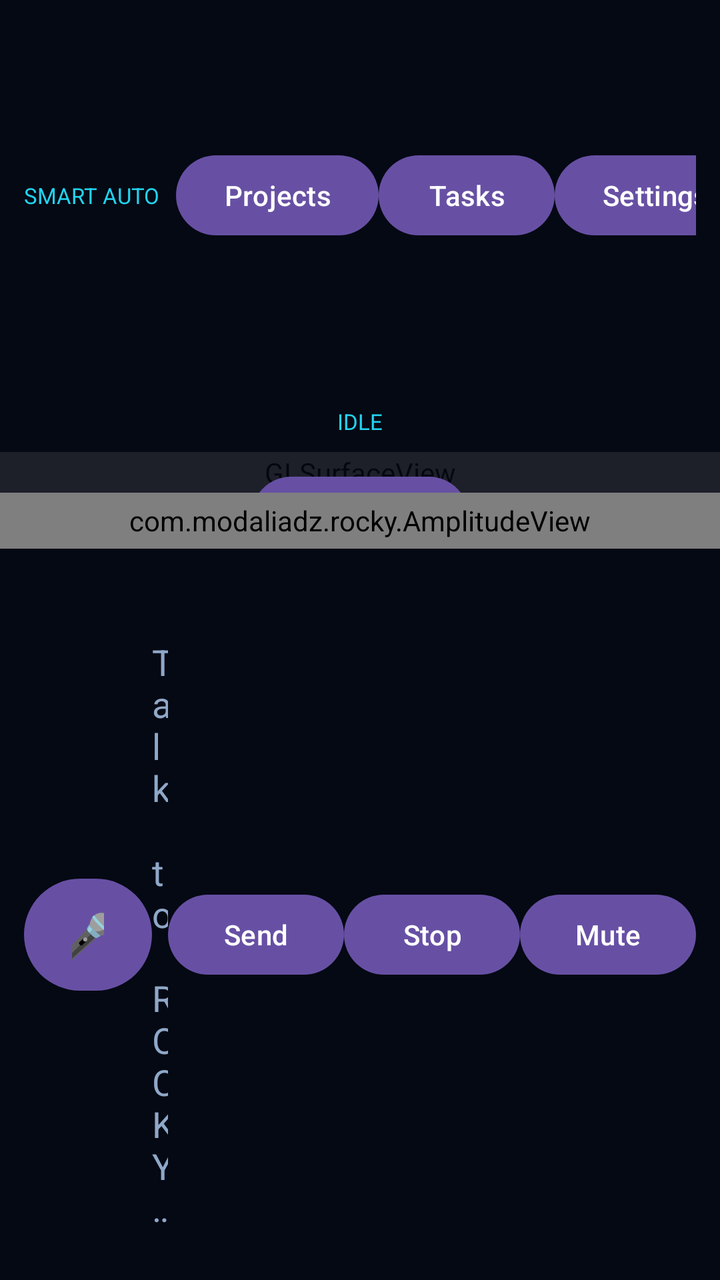
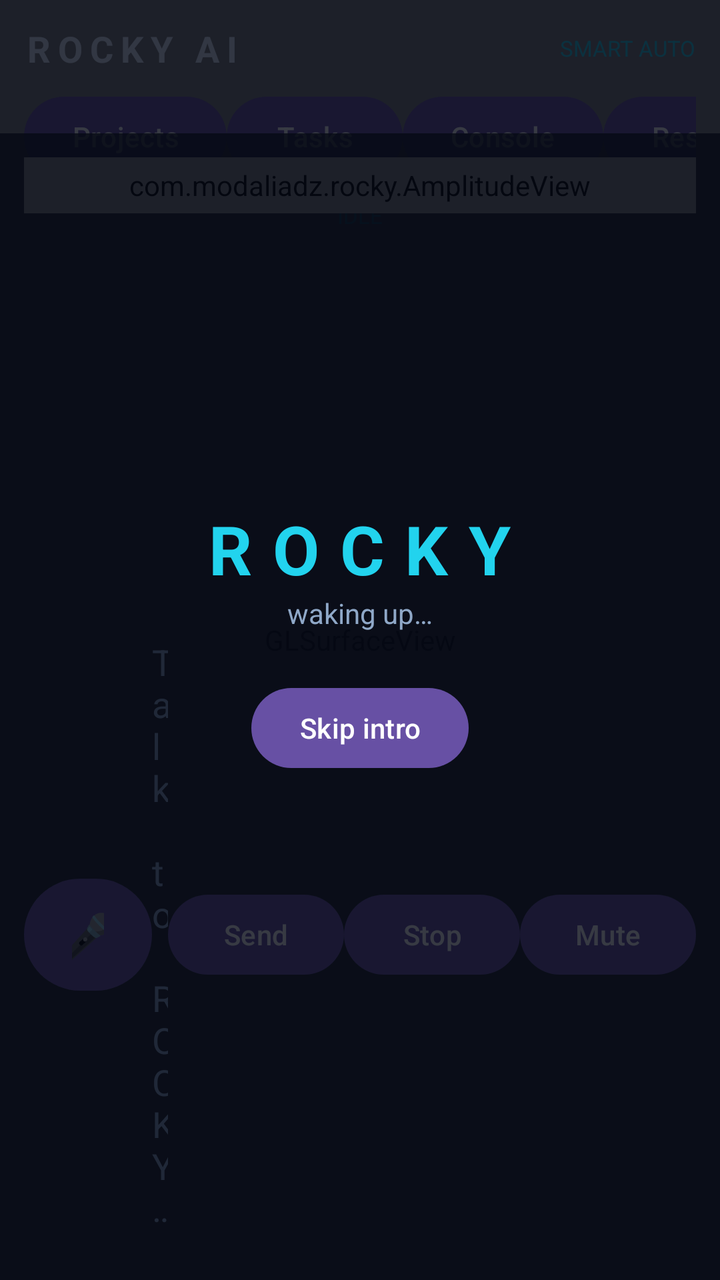

Compare the two renders of this Android layout. The source of the first and the diff that turns it into the second are given below.
<!-- AndroidManifest.xml: activity theme Theme.Rocky.Splash -->
<!-- res/layout/activity_main.xml -->
<?xml version="1.0" encoding="utf-8"?>
<LinearLayout xmlns:android="http://schemas.android.com/apk/res/android"
    android:id="@+id/root"
    android:layout_width="match_parent"
    android:layout_height="match_parent"
    android:orientation="vertical"
    android:background="@color/rocky_bg">

    <LinearLayout
        android:layout_width="match_parent"
        android:layout_height="wrap_content"
        android:orientation="horizontal"
        android:padding="12dp"
        android:gravity="center_vertical">
        <TextView
            android:layout_width="0dp"
            android:layout_weight="1"
            android:layout_height="wrap_content"
            android:text="ROCKY AI"
            android:textColor="@color/rocky_text"
            android:textSize="18sp"
            android:textStyle="bold"
            android:letterSpacing="0.2" />
        <TextView
            android:id="@+id/modeLabel"
            android:layout_width="wrap_content"
            android:layout_height="wrap_content"
            android:text="SMART AUTO"
            android:textColor="@color/rocky_cyan"
            android:textSize="11sp"
            android:paddingEnd="8dp" />
        <Button
            android:id="@+id/projectsButton"
            android:layout_width="wrap_content"
            android:layout_height="48dp"
            android:text="Projects" />
        <Button
            android:id="@+id/tasksButton"
            android:layout_width="wrap_content"
            android:layout_height="48dp"
            android:text="Tasks"
            android:contentDescription="@string/tasks_desc" />
        <Button
            android:id="@+id/settingsButton"
            android:layout_width="wrap_content"
            android:layout_height="48dp"
            android:text="Settings"
            android:contentDescription="@string/settings_desc" />
    </LinearLayout>

    <TextView
        android:id="@+id/statusPill"
        android:layout_width="wrap_content"
        android:layout_height="wrap_content"
        android:layout_gravity="center_horizontal"
        android:text="@string/status_idle"
        android:textColor="@color/rocky_cyan"
        android:textSize="11sp"
        android:padding="8dp" />

    <FrameLayout
        android:layout_width="match_parent"
        android:layout_height="0dp"
        android:layout_weight="1">
        <android.opengl.GLSurfaceView
            android:id="@+id/glView"
            android:layout_width="match_parent"
            android:layout_height="match_parent" />
        <LinearLayout
            android:id="@+id/introOverlay"
            android:layout_width="match_parent"
            android:layout_height="match_parent"
            android:orientation="vertical"
            android:gravity="center"
            android:background="#CC050914">
            <TextView
                android:layout_width="wrap_content"
                android:layout_height="wrap_content"
                android:text="ROCKY"
                android:textColor="@color/rocky_cyan"
                android:textSize="34sp"
                android:textStyle="bold"
                android:letterSpacing="0.3" />
            <TextView
                android:layout_width="wrap_content"
                android:layout_height="wrap_content"
                android:text="waking up…"
                android:textColor="@color/rocky_dim"
                android:textSize="14sp" />
            <Button
                android:id="@+id/skipIntroButton"
                android:layout_width="wrap_content"
                android:layout_height="48dp"
                android:layout_marginTop="24dp"
                android:text="@string/intro_skip"
                android:contentDescription="@string/intro_skip" />
        </LinearLayout>
    </FrameLayout>

    <com.modaliadz.rocky.AmplitudeView
        android:id="@+id/amplitudeView"
        android:layout_width="match_parent"
        android:layout_height="28dp" />

    <TextView
        android:id="@+id/noticeText"
        android:layout_width="match_parent"
        android:layout_height="wrap_content"
        android:visibility="gone"
        android:textColor="@color/rocky_warn"
        android:textSize="13sp"
        android:padding="10dp" />

    <androidx.recyclerview.widget.RecyclerView
        android:id="@+id/chatList"
        android:layout_width="match_parent"
        android:layout_height="0dp"
        android:layout_weight="1"
        android:padding="12dp" />

    <LinearLayout
        android:id="@+id/tasksPanel"
        android:layout_width="match_parent"
        android:layout_height="wrap_content"
        android:orientation="vertical"
        android:visibility="gone"
        android:background="@color/rocky_panel"
        android:padding="12dp">
        <TextView
            android:layout_width="wrap_content"
            android:layout_height="wrap_content"
            android:text="Tasks — Plan, Execute, Verify, Report"
            android:textColor="@color/rocky_text"
            android:textStyle="bold" />
        <EditText
            android:id="@+id/taskInput"
            android:layout_width="match_parent"
            android:layout_height="wrap_content"
            android:hint="e.g. create note hello.txt with: Hello ROCKY, or research: Algiers"
            android:textColor="@color/rocky_text"
            android:textColorHint="@color/rocky_dim" />
        <Button
            android:id="@+id/runTaskButton"
            android:layout_width="wrap_content"
            android:layout_height="48dp"
            android:text="Plan and run" />
        <androidx.recyclerview.widget.RecyclerView
            android:id="@+id/taskList"
            android:layout_width="match_parent"
            android:layout_height="200dp" />
    </LinearLayout>

    <LinearLayout
        android:layout_width="match_parent"
        android:layout_height="wrap_content"
        android:orientation="horizontal"
        android:padding="12dp"
        android:gravity="center_vertical">
        <Button
            android:id="@+id/micButton"
            android:layout_width="64dp"
            android:layout_height="64dp"
            android:text="🎤"
            android:textSize="22sp"
            android:contentDescription="@string/mic_desc" />
        <EditText
            android:id="@+id/inputText"
            android:layout_width="0dp"
            android:layout_weight="1"
            android:layout_height="wrap_content"
            android:hint="@string/hint_input"
            android:textColor="@color/rocky_text"
            android:textColorHint="@color/rocky_dim"
            android:padding="12dp" />
        <Button
            android:id="@+id/sendButton"
            android:layout_width="wrap_content"
            android:layout_height="48dp"
            android:text="Send"
            android:contentDescription="@string/send_desc" />
        <Button
            android:id="@+id/stopButton"
            android:layout_width="wrap_content"
            android:layout_height="48dp"
            android:text="Stop"
            android:contentDescription="@string/stop_desc" />
        <Button
            android:id="@+id/muteButton"
            android:layout_width="wrap_content"
            android:layout_height="48dp"
            android:text="Mute" />
    </LinearLayout>
</LinearLayout>
<!-- resources referenced by this layout -->
<resources>
  <color name="rocky_bg">#050914</color>
  <color name="rocky_cyan">#22D3EE</color>
  <color name="rocky_dim">#8FA8C8</color>
  <color name="rocky_panel">#0E1A2E</color>
  <color name="rocky_text">#E6F1FF</color>
  <color name="rocky_warn">#FBBF24</color>
  <string name="hint_input">Talk to ROCKY…</string>
  <string name="intro_skip">Skip intro</string>
  <string name="mic_desc">Microphone: tap to listen</string>
  <string name="send_desc">Send message</string>
  <string name="settings_desc">Open settings</string>
  <string name="status_idle">IDLE</string>
  <string name="stop_desc">Stop speaking and listening</string>
  <string name="tasks_desc">Open tasks</string>
  <style name="Theme.Rocky.Splash" parent="Theme.Material3.DayNight.NoActionBar">
          <item name="android:windowBackground">@drawable/splash_background</item>
          <item name="android:windowNoTitle">true</item>
      </style>
  <!-- drawable splash_background (drawable) -->
  <?xml version="1.0" encoding="utf-8"?>
  <layer-list xmlns:android="http://schemas.android.com/apk/res/android">
      <item android:drawable="@color/ic_launcher_background" />
      <item
          android:drawable="@mipmap/ic_launcher_foreground"
          android:gravity="center"
          android:width="288dp"
          android:height="288dp" />
  </layer-list>
  <color name="ic_launcher_background">#0A1930</color>
</resources>

<!-- the commit's change to res/layout/activity_main.xml (unified diff, before → after) -->
@@ -1,193 +1,233 @@
 <?xml version="1.0" encoding="utf-8"?>
-<LinearLayout xmlns:android="http://schemas.android.com/apk/res/android"
+<FrameLayout xmlns:android="http://schemas.android.com/apk/res/android"
     android:id="@+id/root"
     android:layout_width="match_parent"
     android:layout_height="match_parent"
-    android:orientation="vertical"
     android:background="@color/rocky_bg">
 
+    <android.opengl.GLSurfaceView
+        android:id="@+id/glView"
+        android:layout_width="match_parent"
+        android:layout_height="match_parent" />
+
+    
     <LinearLayout
         android:layout_width="match_parent"
         android:layout_height="wrap_content"
-        android:orientation="horizontal"
-        android:padding="12dp"
-        android:gravity="center_vertical">
-        <TextView
-            android:layout_width="0dp"
-            android:layout_weight="1"
-            android:layout_height="wrap_content"
-            android:text="ROCKY AI"
-            android:textColor="@color/rocky_text"
-            android:textSize="18sp"
-            android:textStyle="bold"
-            android:letterSpacing="0.2" />
-        <TextView
-            android:id="@+id/modeLabel"
-            android:layout_width="wrap_content"
-            android:layout_height="wrap_content"
-            android:text="SMART AUTO"
+        android:orientation="vertical"
+        android:padding="12dp">
+
+        <LinearLayout
+            android:layout_width="match_parent"
+            android:layout_height="wrap_content"
+            android:orientation="horizontal"
+            android:gravity="center_vertical">
+            <TextView
+                android:layout_width="0dp"
+                android:layout_weight="1"
+                android:layout_height="wrap_content"
+                android:text="ROCKY AI"
+                android:textColor="@color/rocky_text"
+                android:textSize="18sp"
+                android:textStyle="bold"
+                android:letterSpacing="0.2" />
+            <TextView
+                android:id="@+id/modeLabel"
+                android:layout_width="wrap_content"
+                android:layout_height="wrap_content"
+                android:text="SMART AUTO"
+                android:textColor="@color/rocky_cyan"
+                android:textSize="11sp" />
+        </LinearLayout>
+
+        <HorizontalScrollView
+            android:layout_width="match_parent"
+            android:layout_height="wrap_content"
+            android:scrollbars="none"
+            android:layout_marginTop="8dp">
+            <LinearLayout
+                android:layout_width="wrap_content"
+                android:layout_height="wrap_content"
+                android:orientation="horizontal">
+                <Button
+                    android:id="@+id/projectsButton"
+                    android:layout_width="wrap_content"
+                    android:layout_height="48dp"
+                    android:text="Projects" />
+                <Button
+                    android:id="@+id/tasksButton"
+                    android:layout_width="wrap_content"
+                    android:layout_height="48dp"
+                    android:text="Tasks"
+                    android:contentDescription="@string/tasks_desc" />
+                <Button
+                    android:id="@+id/consoleButton"
+                    android:layout_width="wrap_content"
+                    android:layout_height="48dp"
+                    android:text="Console" />
+                <Button
+                    android:id="@+id/researchButton"
+                    android:layout_width="wrap_content"
+                    android:layout_height="48dp"
+                    android:text="Research" />
+                <Button
+                    android:id="@+id/settingsButton"
+                    android:layout_width="wrap_content"
+                    android:layout_height="48dp"
+                    android:text="Settings"
+                    android:contentDescription="@string/settings_desc" />
+            </LinearLayout>
+        </HorizontalScrollView>
+
+        <TextView
+            android:id="@+id/statusPill"
+            android:layout_width="wrap_content"
+            android:layout_height="wrap_content"
+            android:layout_gravity="center_horizontal"
+            android:text="@string/status_idle"
             android:textColor="@color/rocky_cyan"
             android:textSize="11sp"
-            android:paddingEnd="8dp" />
+            android:padding="8dp" />
+
+        <TextView
+            android:id="@+id/healthText"
+            android:layout_width="wrap_content"
+            android:layout_height="wrap_content"
+            android:layout_gravity="center_horizontal"
+            android:textColor="@color/rocky_dim"
+            android:textSize="11sp" />
+    </LinearLayout>
+
+    
+    <LinearLayout
+        android:layout_width="match_parent"
+        android:layout_height="wrap_content"
+        android:layout_gravity="bottom"
+        android:orientation="vertical"
+        android:background="#CC050914"
+        android:padding="12dp">
+
+        <com.modaliadz.rocky.AmplitudeView
+            android:id="@+id/amplitudeView"
+            android:layout_width="match_parent"
+            android:layout_height="28dp" />
+
+        <TextView
+            android:id="@+id/noticeText"
+            android:layout_width="match_parent"
+            android:layout_height="wrap_content"
+            android:visibility="gone"
+            android:textColor="@color/rocky_warn"
+            android:textSize="13sp"
+            android:padding="10dp" />
+
+        <androidx.recyclerview.widget.RecyclerView
+            android:id="@+id/chatList"
+            android:layout_width="match_parent"
+            android:layout_height="200dp"
+            android:padding="4dp" />
+
+        <LinearLayout
+            android:id="@+id/tasksPanel"
+            android:layout_width="match_parent"
+            android:layout_height="wrap_content"
+            android:orientation="vertical"
+            android:visibility="gone"
+            android:background="@color/rocky_panel"
+            android:padding="12dp">
+            <TextView
+                android:layout_width="wrap_content"
+                android:layout_height="wrap_content"
+                android:text="Tasks — Plan, Execute, Verify, Report"
+                android:textColor="@color/rocky_text"
+                android:textStyle="bold" />
+            <EditText
+                android:id="@+id/taskInput"
+                android:layout_width="match_parent"
+                android:layout_height="wrap_content"
+                android:hint="e.g. create note hello.txt with: Hello ROCKY, or research: Algiers"
+                android:textColor="@color/rocky_text"
+                android:textColorHint="@color/rocky_dim" />
+            <Button
+                android:id="@+id/runTaskButton"
+                android:layout_width="wrap_content"
+                android:layout_height="48dp"
+                android:text="Plan and run" />
+            <androidx.recyclerview.widget.RecyclerView
+                android:id="@+id/taskList"
+                android:layout_width="match_parent"
+                android:layout_height="200dp" />
+        </LinearLayout>
+
+        <LinearLayout
+            android:layout_width="match_parent"
+            android:layout_height="wrap_content"
+            android:orientation="horizontal"
+            android:gravity="center_vertical">
+            <Button
+                android:id="@+id/micButton"
+                android:layout_width="64dp"
+                android:layout_height="64dp"
+                android:text="🎤"
+                android:textSize="22sp"
+                android:contentDescription="@string/mic_desc" />
+            <EditText
+                android:id="@+id/inputText"
+                android:layout_width="0dp"
+                android:layout_weight="1"
+                android:layout_height="wrap_content"
+                android:hint="@string/hint_input"
+                android:textColor="@color/rocky_text"
+                android:textColorHint="@color/rocky_dim"
+                android:padding="12dp" />
+            <Button
+                android:id="@+id/sendButton"
+                android:layout_width="wrap_content"
+                android:layout_height="48dp"
+                android:text="Send"
+                android:contentDescription="@string/send_desc" />
+            <Button
+                android:id="@+id/stopButton"
+                android:layout_width="wrap_content"
+                android:layout_height="48dp"
+                android:text="Stop"
+                android:contentDescription="@string/stop_desc" />
+            <Button
+                android:id="@+id/muteButton"
+                android:layout_width="wrap_content"
+                android:layout_height="48dp"
+                android:text="Mute" />
+        </LinearLayout>
+    </LinearLayout>
+
+    
+    <LinearLayout
+        android:id="@+id/introOverlay"
+        android:layout_width="match_parent"
+        android:layout_height="match_parent"
+        android:orientation="vertical"
+        android:gravity="center"
+        android:background="#CC050914">
+        <TextView
+            android:layout_width="wrap_content"
+            android:layout_height="wrap_content"
+            android:text="ROCKY"
+            android:textColor="@color/rocky_cyan"
+            android:textSize="34sp"
+            android:textStyle="bold"
+            android:letterSpacing="0.3" />
+        <TextView
+            android:layout_width="wrap_content"
+            android:layout_height="wrap_content"
+            android:text="waking up…"
+            android:textColor="@color/rocky_dim"
+            android:textSize="14sp" />
         <Button
-            android:id="@+id/projectsButton"
+            android:id="@+id/skipIntroButton"
             android:layout_width="wrap_content"
             android:layout_height="48dp"
-            android:text="Projects" />
-        <Button
-            android:id="@+id/tasksButton"
-            android:layout_width="wrap_content"
-            android:layout_height="48dp"
-            android:text="Tasks"
-            android:contentDescription="@string/tasks_desc" />
-        <Button
-            android:id="@+id/settingsButton"
-            android:layout_width="wrap_content"
-            android:layout_height="48dp"
-            android:text="Settings"
-            android:contentDescription="@string/settings_desc" />
+            android:layout_marginTop="24dp"
+            android:text="@string/intro_skip"
+            android:contentDescription="@string/intro_skip" />
     </LinearLayout>
-
-    <TextView
-        android:id="@+id/statusPill"
-        android:layout_width="wrap_content"
-        android:layout_height="wrap_content"
-        android:layout_gravity="center_horizontal"
-        android:text="@string/status_idle"
-        android:textColor="@color/rocky_cyan"
-        android:textSize="11sp"
-        android:padding="8dp" />
-
-    <FrameLayout
-        android:layout_width="match_parent"
-        android:layout_height="0dp"
-        android:layout_weight="1">
-        <android.opengl.GLSurfaceView
-            android:id="@+id/glView"
-            android:layout_width="match_parent"
-            android:layout_height="match_parent" />
-        <LinearLayout
-            android:id="@+id/introOverlay"
-            android:layout_width="match_parent"
-            android:layout_height="match_parent"
-            android:orientation="vertical"
-            android:gravity="center"
-            android:background="#CC050914">
-            <TextView
-                android:layout_width="wrap_content"
-                android:layout_height="wrap_content"
-                android:text="ROCKY"
-                android:textColor="@color/rocky_cyan"
-                android:textSize="34sp"
-                android:textStyle="bold"
-                android:letterSpacing="0.3" />
-            <TextView
-                android:layout_width="wrap_content"
-                android:layout_height="wrap_content"
-                android:text="waking up…"
-                android:textColor="@color/rocky_dim"
-                android:textSize="14sp" />
-            <Button
-                android:id="@+id/skipIntroButton"
-                android:layout_width="wrap_content"
-                android:layout_height="48dp"
-                android:layout_marginTop="24dp"
-                android:text="@string/intro_skip"
-                android:contentDescription="@string/intro_skip" />
-        </LinearLayout>
-    </FrameLayout>
-
-    <com.modaliadz.rocky.AmplitudeView
-        android:id="@+id/amplitudeView"
-        android:layout_width="match_parent"
-        android:layout_height="28dp" />
-
-    <TextView
-        android:id="@+id/noticeText"
-        android:layout_width="match_parent"
-        android:layout_height="wrap_content"
-        android:visibility="gone"
-        android:textColor="@color/rocky_warn"
-        android:textSize="13sp"
-        android:padding="10dp" />
-
-    <androidx.recyclerview.widget.RecyclerView
-        android:id="@+id/chatList"
-        android:layout_width="match_parent"
-        android:layout_height="0dp"
-        android:layout_weight="1"
-        android:padding="12dp" />
-
-    <LinearLayout
-        android:id="@+id/tasksPanel"
-        android:layout_width="match_parent"
-        android:layout_height="wrap_content"
-        android:orientation="vertical"
-        android:visibility="gone"
-        android:background="@color/rocky_panel"
-        android:padding="12dp">
-        <TextView
-            android:layout_width="wrap_content"
-            android:layout_height="wrap_content"
-            android:text="Tasks — Plan, Execute, Verify, Report"
-            android:textColor="@color/rocky_text"
-            android:textStyle="bold" />
-        <EditText
-            android:id="@+id/taskInput"
-            android:layout_width="match_parent"
-            android:layout_height="wrap_content"
-            android:hint="e.g. create note hello.txt with: Hello ROCKY, or research: Algiers"
-            android:textColor="@color/rocky_text"
-            android:textColorHint="@color/rocky_dim" />
-        <Button
-            android:id="@+id/runTaskButton"
-            android:layout_width="wrap_content"
-            android:layout_height="48dp"
-            android:text="Plan and run" />
-        <androidx.recyclerview.widget.RecyclerView
-            android:id="@+id/taskList"
-            android:layout_width="match_parent"
-            android:layout_height="200dp" />
-    </LinearLayout>
-
-    <LinearLayout
-        android:layout_width="match_parent"
-        android:layout_height="wrap_content"
-        android:orientation="horizontal"
-        android:padding="12dp"
-        android:gravity="center_vertical">
-        <Button
-            android:id="@+id/micButton"
-            android:layout_width="64dp"
-            android:layout_height="64dp"
-            android:text="🎤"
-            android:textSize="22sp"
-            android:contentDescription="@string/mic_desc" />
-        <EditText
-            android:id="@+id/inputText"
-            android:layout_width="0dp"
-            android:layout_weight="1"
-            android:layout_height="wrap_content"
-            android:hint="@string/hint_input"
-            android:textColor="@color/rocky_text"
-            android:textColorHint="@color/rocky_dim"
-            android:padding="12dp" />
-        <Button
-            android:id="@+id/sendButton"
-            android:layout_width="wrap_content"
-            android:layout_height="48dp"
-            android:text="Send"
-            android:contentDescription="@string/send_desc" />
-        <Button
-            android:id="@+id/stopButton"
-            android:layout_width="wrap_content"
-            android:layout_height="48dp"
-            android:text="Stop"
-            android:contentDescription="@string/stop_desc" />
-        <Button
-            android:id="@+id/muteButton"
-            android:layout_width="wrap_content"
-            android:layout_height="48dp"
-            android:text="Mute" />
-    </LinearLayout>
-</LinearLayout>
+</FrameLayout>
